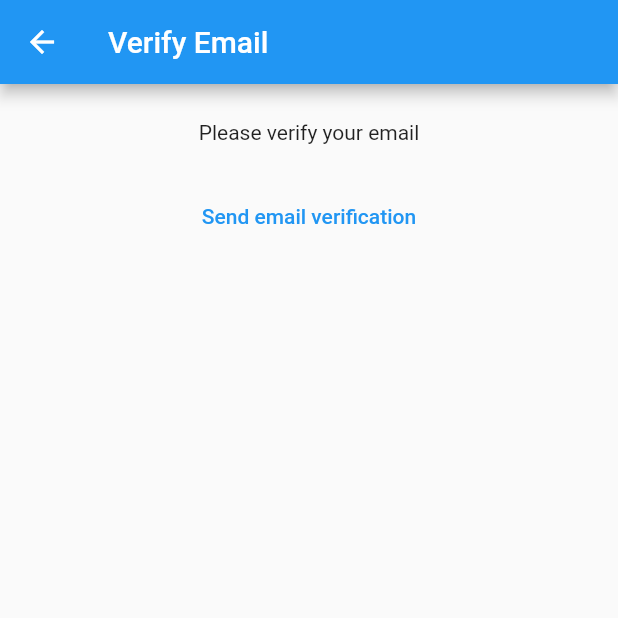
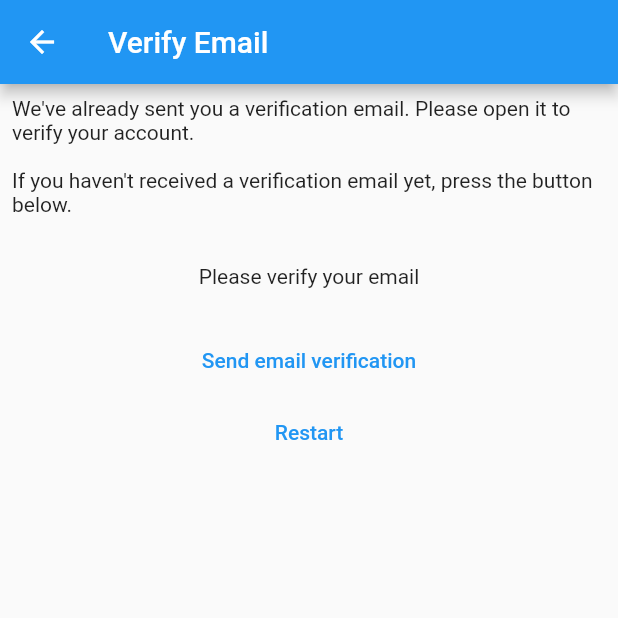
Before and after one commit to leilaabdel/37-hr-flutter-course, a Flutter app: the VerifyEmailView screen opened by its route, on a phone screen of 412 x 824 dp, the top half of it. Run offline on Flutter 3.47's test engine with Material 2 defaults, Android fonts, the phone set to English and light mode, and no system bars; our stand-ins replace firebase_auth, firebase_core; accounts and stored records are empty; network calls fail.

```diff
--- a/lib/views/sign_in/login_view.dart
+++ b/lib/views/sign_in/login_view.dart
@@ -82,16 +82,12 @@ class _LoginViewState extends State<LoginView> {
                 } on FirebaseAuthException catch (e) {
                   if (e.code == 'user-not-found') {
                     showErrorDialog(context, 'User not found');
-                    log('User not found');
                   } else if (e.code == 'wrong-password') {
-                    log('Wrong Password');
                     showErrorDialog(context, 'Wrong Password');
                   } else {
-                    log(e.code);
                     showErrorDialog(context, 'Error: ${e.code}');
                   }
                 } catch (e) {
-                  log(e.toString());
                   showErrorDialog(context, 'Error: ${e.toString()}');
                 }
               },
--- a/lib/views/sign_in/verify_email_view.dart
+++ b/lib/views/sign_in/verify_email_view.dart
@@ -4,6 +4,7 @@ import 'package:firebase_auth/firebase_auth.dart';
 import 'package:flutter/material.dart';
 import 'package:flutter/src/widgets/container.dart';
 import 'package:flutter/src/widgets/framework.dart';
+import 'package:mynotes/constants/routes.dart';
 
 class VerifyEmailView extends StatefulWidget {
   const VerifyEmailView({super.key});
@@ -22,6 +23,16 @@ class _VerifyEmailViewState extends State<VerifyEmailView> {
           child: Column(
             children: [
               Padding(
+                padding: const EdgeInsets.all(8.0),
+                child: const Text(
+                    'We\'ve already sent you a verification email. Please open it to verify your account.'),
+              ),
+              Padding(
+                padding: const EdgeInsets.all(8.0),
+                child: const Text(
+                    'If you haven\'t received a verification email yet, press the button below.'),
+              ),
+              Padding(
                 padding: const EdgeInsets.symmetric(vertical: 24),
                 child: const Text('Please verify your email'),
               ),
@@ -32,7 +43,15 @@ class _VerifyEmailViewState extends State<VerifyEmailView> {
                     log(user?.email.toString() ?? '');
                     await user?.sendEmailVerification();
                   },
-                  child: const Text('Send email verification'))
+                  child: const Text('Send email verification')),
+              TextButton(
+                  onPressed: () async {
+                    await FirebaseAuth.instance.signOut();
+                    // ignore: use_build_context_synchronously
+                    Navigator.of(context).pushNamedAndRemoveUntil(
+                        registerRoute, (route) => false);
+                  },
+                  child: const Text('Restart'))
             ],
           ),
         ),
```
Also changed, not shown: lib/views/sign_in/home_view.dart (+2 -6 lines), lib/views/sign_in/register_view.dart (+22 -10 lines).
